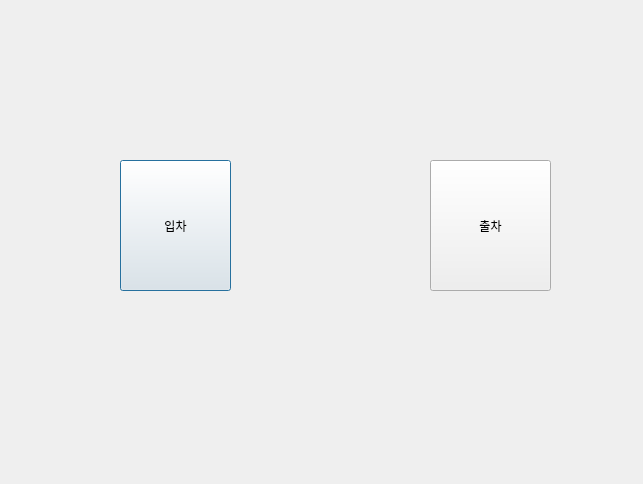
This is main.ui in ainosato/MDP as Qt 5 draws it before an edit. The edited form follows.
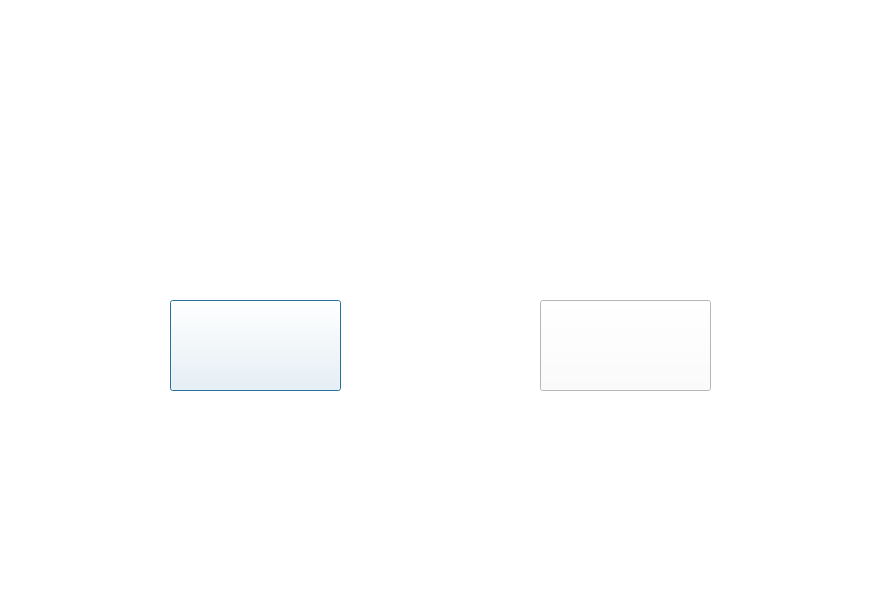
This is the edited form. Icons and pictures are not drawn.

Patch:
```diff
--- a/main.ui
+++ b/main.ui
@@ -6,37 +6,62 @@
    <rect>
     <x>0</x>
     <y>0</y>
-    <width>643</width>
-    <height>484</height>
+    <width>879</width>
+    <height>613</height>
    </rect>
   </property>
   <property name="windowTitle">
    <string>Dialog</string>
   </property>
+  <property name="styleSheet">
+   <string notr="true">background-color: rgb(255, 255, 255);</string>
+  </property>
   <widget class="QPushButton" name="in_pushButton">
    <property name="geometry">
     <rect>
-     <x>120</x>
-     <y>160</y>
-     <width>111</width>
-     <height>131</height>
+     <x>170</x>
+     <y>300</y>
+     <width>171</width>
+     <height>91</height>
     </rect>
    </property>
+   <property name="styleSheet">
+    <string notr="true">background-image: url(:/newPrefix/image/입차.png);</string>
+   </property>
    <property name="text">
-    <string>입차</string>
+    <string/>
+   </property>
+  </widget>
+  <widget class="QLabel" name="label">
+   <property name="geometry">
+    <rect>
+     <x>140</x>
+     <y>100</y>
+     <width>591</width>
+     <height>61</height>
+    </rect>
+   </property>
+   <property name="styleSheet">
+    <string notr="true">background-image: url(:/newPrefix/image/service.png);</string>
+   </property>
+   <property name="text">
+    <string/>
    </property>
   </widget>
   <widget class="QPushButton" name="out_pushButton">
    <property name="geometry">
     <rect>
-     <x>430</x>
-     <y>160</y>
-     <width>121</width>
-     <height>131</height>
+     <x>540</x>
+     <y>300</y>
+     <width>171</width>
+     <height>91</height>
     </rect>
    </property>
+   <property name="styleSheet">
+    <string notr="true">background-image: url(:/newPrefix/image/out.png);</string>
+   </property>
    <property name="text">
-    <string>출차</string>
+    <string/>
    </property>
   </widget>
  </widget>
```
Left out of the diff: 5 changed lines with no effect on the pictures.
